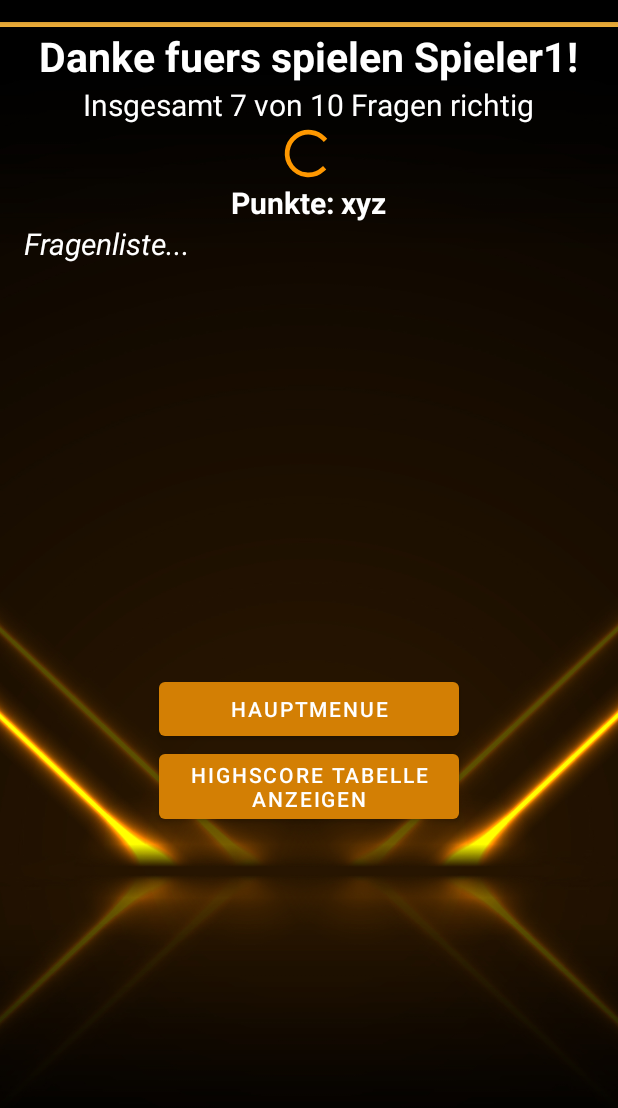
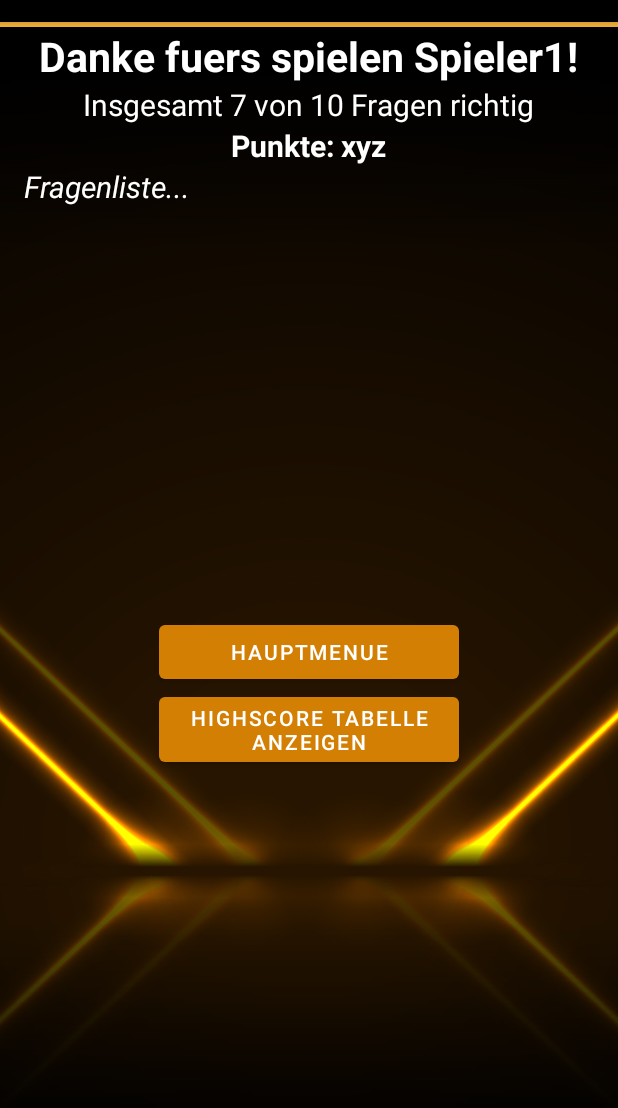
Before and after one commit to DavoudTavakol/TiM-Quizduell, an Android app: the layout end_screen.xml on its own in the app's theme, with its tools: preview values and no code run, on a phone screen of 412 x 824 dp, the part 62-1170 px from its top. Run offline under Robolectric (Android 15) with nearby library versions, the phone set to English and light mode, and no system bars.

```diff
--- a/quiz-frontend/app/src/main/java/de/mmapp/quiz_frontend/QuestionActivity.kt
+++ b/quiz-frontend/app/src/main/java/de/mmapp/quiz_frontend/QuestionActivity.kt
@@ -16,6 +16,7 @@ import com.fasterxml.jackson.module.kotlin.jacksonObjectMapper
 import com.fasterxml.jackson.module.kotlin.readValue
 import de.mmapp.quiz_frontend.models.Answer
 import de.mmapp.quiz_frontend.models.Game
+import de.mmapp.quiz_frontend.models.GameStatus
 import de.mmapp.quiz_frontend.models.Question
 import kotlinx.coroutines.*
 import kotlinx.coroutines.flow.asFlow
@@ -33,6 +34,7 @@ class QuestionActivity : AppCompatActivity() {
     private var answerList: MutableList<Answer> = mutableListOf()
     private var numberOfRightQuestions: Int = 0
     private var nickname: String = ""
+    private var status : GameStatus = GameStatus.IN_PROGRESS
 
     // start of timer
     private var timeLeftInSeconds: Int = 60
@@ -64,7 +66,7 @@ class QuestionActivity : AppCompatActivity() {
         setQuestion(game.questionList[0].question)
         setAnswers(game.questionList,game.gameId)
 
-        373431
+
 
         val myProgressBar: MaterialProgressBar = findViewById<MaterialProgressBar>(R.id.progressbar)
         val timeView = findViewById<TextView>(R.id.gameTimer)
@@ -77,15 +79,30 @@ class QuestionActivity : AppCompatActivity() {
                 timeLeftInSeconds--
                 timeView.text = timeLeftInSeconds.toString()
                 myProgressBar.progress = (timeLeftInSeconds * (5.0 / 3.0)).toInt()
+
+                if (status == GameStatus.FINISHED){
+                    cancel()
+
+                }
             }
 
             override fun onFinish() {
+
+
                 GlobalScope.launch(Dispatchers.Main) {
+
+
+
+
 
                     try {
 
-                        val finishedGame = submitRequest(game.gameId,nickname,answerList,timeLeftInSeconds.toFloat())
-                        showDefaultDialog(finishedGame)
+                        val fgame = getGame(game.gameId)
+                        if (fgame.gameStatus != GameStatus.FINISHED){
+                            val finishedGame = submitRequest(game.gameId,nickname,answerList,timeLeftInSeconds.toFloat())
+                            showDefaultDialog(finishedGame)
+                        }
+
 
                     } catch (e: IOException) {
                         println(e.message)
@@ -150,7 +167,9 @@ class QuestionActivity : AppCompatActivity() {
 
                     try {
 
+
                         val finishedGame = submitRequest(gameId,nickname,answerList,timeLeftInSeconds.toFloat())
+
                         showDefaultDialog(finishedGame)
 
                     } catch (e: IOException) {
@@ -327,21 +346,23 @@ class QuestionActivity : AppCompatActivity() {
 
 
     private fun showDefaultDialog(game: Game) {
-        /*
-        val alertDialog = AlertDialog.Builder(this)
-        alertDialog.apply {
-            setCancelable(false)
-            setTitle("Sehe Fragen")
-            setMessage(answerList.toString())
-            setPositiveButton("Zum Ergebniss") { _,_->
-            }
-        }.create().show()
 
 
-         */
+        println(game.player2.score)
+        println("=========SCORE============")
+        status = GameStatus.FINISHED
+        var alertDialog = AlertDialog.Builder(this)
+        val al = alertDialog.apply {
+            setTitle("Sehe Fragen")
+            setCancelable(false)
+            setMessage(answerList.toString())
+        }.create()
+
+        al.show()
+
+
 
         GlobalScope.launch {
-
             try {
                 var finishedGame: Game
 
@@ -359,6 +380,8 @@ class QuestionActivity : AppCompatActivity() {
                             //progressbar.visibility = View.INVISIBLE
                             finishedGame = response
 
+                            alertDialog.setCancelable(true)
+                            al.dismiss()
                             loadLastActivity(finishedGame)
 
                             // ToDo Am Besten Hier das UI Updaten
--- a/quiz-frontend/app/src/main/res/layout/end_screen.xml
+++ b/quiz-frontend/app/src/main/res/layout/end_screen.xml
@@ -69,16 +69,6 @@
             app:layout_constraintRight_toRightOf="parent"
             app:layout_constraintTop_toTopOf="parent"/>
 
-        <ProgressBar
-            android:id="@+id/requestProgress2"
-            style="?android:attr/progressBarStyle"
-            android:layout_width="match_parent"
-            android:layout_height="38dp"
-            app:layout_constraintBottom_toBottomOf="parent"
-            app:layout_constraintEnd_toEndOf="parent"
-            app:layout_constraintStart_toStartOf="parent"
-            app:layout_constraintTop_toBottomOf="@+id/startButton" />
-
         <TextView
             android:id="@+id/myPoints"
             android:layout_width="wrap_content"
```
